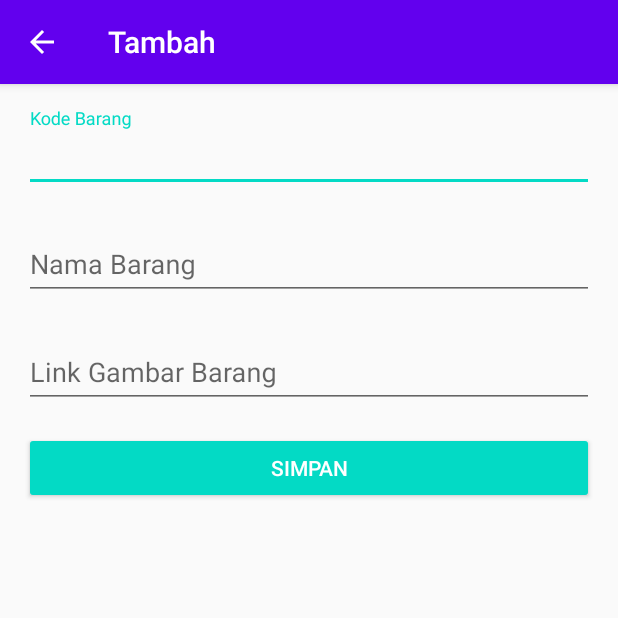
After one commit to Cepukid/tes, an Android app: the TambahBarang screen opened directly, with no data from a screen before it, on a phone screen of 412 x 824 dp, the top half of it. The commit adds this screen. Run offline under Robolectric (Android 15) with nearby library versions, the phone set to English and light mode, and no system bars.

Commit message:
crud barang

```diff
--- a/AplikasiTes/app/build.gradle
+++ b/AplikasiTes/app/build.gradle
@@ -20,6 +20,10 @@ android {
             proguardFiles getDefaultProguardFile('proguard-android-optimize.txt'), 'proguard-rules.pro'
         }
     }
+    compileOptions {
+        sourceCompatibility JavaVersion.VERSION_1_8
+        targetCompatibility JavaVersion.VERSION_1_8
+    }
 }
 
 dependencies {
@@ -28,6 +32,7 @@ dependencies {
     implementation 'androidx.constraintlayout:constraintlayout:2.0.4'
     implementation 'androidx.recyclerview:recyclerview:1.1.0'
     implementation 'androidx.cardview:cardview:1.0.0'
+    implementation 'com.google.android.material:material:1.2.1'
     testImplementation 'junit:junit:4.12'
     androidTestImplementation 'androidx.test.ext:junit:1.1.2'
     androidTestImplementation 'androidx.test.espresso:espresso-core:3.3.0'
--- a/AplikasiTes/app/src/main/AndroidManifest.xml
+++ b/AplikasiTes/app/src/main/AndroidManifest.xml
@@ -9,6 +9,7 @@
         android:roundIcon="@mipmap/ic_launcher_round"
         android:supportsRtl="true"
         android:theme="@style/AppTheme">
+        <activity android:name=".TambahBarang"></activity>
         <activity android:name=".MainActivity">
             <intent-filter>
                 <action android:name="android.intent.action.MAIN" />
--- /dev/null
+++ b/AplikasiTes/app/src/main/java/com/example/aplikasites/TambahBarang.java
@@ -0,0 +1,178 @@
+package com.example.aplikasites;
+
+import androidx.appcompat.app.AlertDialog;
+import androidx.appcompat.app.AppCompatActivity;
+
+import android.content.ContentValues;
+import android.content.Intent;
+import android.os.Bundle;
+import android.text.TextUtils;
+import android.view.Menu;
+import android.view.MenuItem;
+import android.view.View;
+import android.widget.Button;
+import android.widget.EditText;
+import android.widget.Toast;
+
+import com.example.aplikasites.item.barang;
+
+import static com.example.aplikasites.DatabaseContract.BarangColumns.GambarBarang;
+import static com.example.aplikasites.DatabaseContract.BarangColumns.KodeBarang;
+import static com.example.aplikasites.DatabaseContract.BarangColumns.NamaBarang;
+
+public class TambahBarang extends AppCompatActivity implements View.OnClickListener {
+    private EditText edtkode,edtnama, edturlgambar;
+    private boolean isEdit = false;
+    private barang Barang;
+    private int position;
+    private baranghelper barangHelper;
+    public static final String EXTRA_BARANG = "extra_barang";
+    public static final String EXTRA_POSITION = "extra_position";
+    public static final int REQUEST_ADD = 100;
+    public static final int RESULT_ADD = 101;
+    public static final int REQUEST_UPDATE = 200;
+    public static final int RESULT_UPDATE = 201;
+    public static final int RESULT_DELETE = 301;
+    private final int ALERT_DIALOG_CLOSE = 10;
+    private final int ALERT_DIALOG_DELETE = 20;
+
+    @Override
+    protected void onCreate(Bundle savedInstanceState) {
+        super.onCreate(savedInstanceState);
+        setContentView(R.layout.activity_tambah_barang);
+        edtkode = findViewById(R.id.edt_Kode);
+        edtnama = findViewById(R.id.edt_Nama);
+        edturlgambar = findViewById(R.id.edt_Gambar);
+        Button btnSubmit = findViewById(R.id.btn_submit);
+        barangHelper = baranghelper.getInstance(getApplicationContext());
+        barangHelper.open();
+        Barang = getIntent().getParcelableExtra(EXTRA_BARANG);
+        if (Barang != null) {
+            position = getIntent().getIntExtra(EXTRA_POSITION, 0);
+            isEdit = true;
+        } else {
+            Barang = new barang();
+        }
+        String actionBarTitle;
+        String btnTitle;
+        if (isEdit) {
+            actionBarTitle = "Ubah";
+            btnTitle = "Update";
+            if (Barang != null) {
+                edtnama.setText(Barang.getNamabarang());
+                edtkode.setText(Barang.getKodebarang());
+                edturlgambar.setText(Barang.getGambarbarang());
+            }
+        } else {
+            actionBarTitle = "Tambah";
+            btnTitle = "Simpan";
+        }
+        if (getSupportActionBar() != null) {
+            getSupportActionBar().setTitle(actionBarTitle);
+            getSupportActionBar().setDisplayHomeAsUpEnabled(true);
+        }
+        btnSubmit.setText(btnTitle);
+        btnSubmit.setOnClickListener(this);
+    }
+
+    @Override
+    public void onClick(View view) {
+        if (view.getId() == R.id.btn_submit) {
+            String nama = edtnama.getText().toString().trim();
+            String kode = edtkode.getText().toString().trim();
+            String urlgambar = edturlgambar.getText().toString().trim();
+            if (TextUtils.isEmpty(nama)) {
+                edtnama.setError("Field can not be blank");
+                return;
+            }
+            if (TextUtils.isEmpty(kode)) {
+                edtkode.setError("Field can not be blank");
+                return;
+            }
+            Barang.setNamabarang(nama);
+            Barang.setKodebarang(kode);
+            Barang.setGambarbarang(urlgambar);
+            Intent intent = new Intent();
+            intent.putExtra(EXTRA_BARANG, Barang);
+            intent.putExtra(EXTRA_POSITION, position);
+
+            ContentValues values = new ContentValues();
+            values.put(KodeBarang, kode);
+            values.put(NamaBarang, nama);
+            values.put(GambarBarang, urlgambar);
+            if (isEdit) {
+                long result = baranghelper.updatebarang(String.valueOf(Barang.getId()), values);
+                if (result > 0) {
+                    setResult(RESULT_UPDATE, intent);
+                    finish();
+                } else {
+                    Toast.makeText(TambahBarang.this, "Gagal mengupdate data", Toast.LENGTH_SHORT).show();
+                }
+            } else {
+                long result = baranghelper.insertbarang(values);
+                if (result > 0) {
+                    Barang.setId((int) result);
+                    setResult(RESULT_ADD, intent);
+                    finish();
+                } else {
+                    Toast.makeText(TambahBarang.this, "Gagal menambah data", Toast.LENGTH_SHORT).show();
+                }
+            }
+        }
+    }
+    @Override
+    public boolean onCreateOptionsMenu(Menu menu) {
+        if (isEdit) {
+            getMenuInflater().inflate(R.menu.menu, menu);
+        }
+        return super.onCreateOptionsMenu(menu);
+    }
+    @Override
+    public boolean onOptionsItemSelected(MenuItem item) {
+        int id = item.getItemId();
+        if (id == R.id.action_delete) {
+            showAlertDialog(ALERT_DIALOG_DELETE);
+        } else if (id == android.R.id.home) {
+            showAlertDialog(ALERT_DIALOG_CLOSE);
+        }
+        return super.onOptionsItemSelected(item);
+    }
+    @Override
+    public void onBackPressed() {
+        showAlertDialog(ALERT_DIALOG_CLOSE);
+    }
+    private void showAlertDialog(int type) {
+        final boolean isDialogClose = type == ALERT_DIALOG_CLOSE;
+        String dialogTitle, dialogMessage;
+        if (isDialogClose) {
+            dialogTitle = "Batal";
+            dialogMessage = "Apakah anda ingin membatalkan perubahan pada form?";
+        } else {
+            dialogMessage = "Apakah anda yakin ingin menghapus item ini?";
+            dialogTitle = "Hapus Barang";
+        }
+        AlertDialog.Builder alertDialogBuilder = new AlertDialog.Builder(this);
+        alertDialogBuilder.setTitle(dialogTitle);
+        alertDialogBuilder
+                .setMessage(dialogMessage)
+                .setCancelable(false)
+                .setPositiveButton("Ya", (dialog, id) -> {
+                    if (isDialogClose) {
+                        finish();
+                    } else {
+                        long result = baranghelper.deletebarangById(String.valueOf(Barang.getId()));
+                        if (result > 0) {
+                            Intent intent = new Intent();
+                            intent.putExtra(EXTRA_POSITION, position);
+                            setResult(RESULT_DELETE, intent);
+                            finish();
+                        } else {
+                            Toast.makeText(TambahBarang.this, "Gagal menghapus data", Toast.LENGTH_SHORT).show();
+                        }
+                    }
+                })
+                .setNegativeButton("Tidak", (dialog, id) -> dialog.cancel());
+        AlertDialog alertDialog = alertDialogBuilder.create();
+        alertDialog.show();
+    }
+}
--- a/AplikasiTes/app/src/main/java/com/example/aplikasites/baranghelper.java
+++ b/AplikasiTes/app/src/main/java/com/example/aplikasites/baranghelper.java
@@ -54,19 +54,19 @@ public class baranghelper {
                 null,
                 _ID + " ASC");
     }
-    public long insertbarang(ContentValues values) {
+    public static long insertbarang(ContentValues values) {
         return database.insert(DATABASE_Barang, null, values);
     }
     public long insertstok(ContentValues values) {
         return database.insert(DATABASE_Stok, null, values);
     }
-    public int updatebarang(String id, ContentValues values) {
+    public static int updatebarang(String id, ContentValues values) {
         return database.update(DATABASE_Barang, values, _ID + " = ?", new String[]{id});
     }
     public int updatestok(String id, ContentValues values) {
         return database.update(DATABASE_Stok, values, _ID + " = ?", new String[]{id});
     }
-    public int deletebarangById(String id) {
+    public static int deletebarangById(String id) {
         return database.delete(DATABASE_Barang, _ID + " = ?", new String[]{id});
     }
     public int deletestokById(String id) {
--- /dev/null
+++ b/AplikasiTes/app/src/main/res/drawable/ic_delete.xml
@@ -0,0 +1,10 @@
+<vector xmlns:android="http://schemas.android.com/apk/res/android"
+    android:width="24dp"
+    android:height="24dp"
+    android:viewportWidth="24"
+    android:viewportHeight="24"
+    android:tint="?attr/colorControlNormal">
+  <path
+      android:fillColor="@android:color/white"
+      android:pathData="M6,19c0,1.1 0.9,2 2,2h8c1.1,0 2,-0.9 2,-2V7H6v12zM19,4h-3.5l-1,-1h-5l-1,1H5v2h14V4z"/>
+</vector>
--- a/AplikasiTes/app/src/main/res/layout/activity_main.xml
+++ b/AplikasiTes/app/src/main/res/layout/activity_main.xml
@@ -12,7 +12,7 @@
         android:layout_height="wrap_content"
         android:text="tambah data"
         android:layout_margin="16dp"
-        android:id="@+id/fab_add"/>
+        android:id="@+id/tambahbarang"/>
 
     <androidx.recyclerview.widget.RecyclerView
         android:id="@+id/rv_notes"
--- /dev/null
+++ b/AplikasiTes/app/src/main/res/layout/activity_tambah_barang.xml
@@ -0,0 +1,52 @@
+<?xml version="1.0" encoding="utf-8"?>
+<LinearLayout xmlns:android="http://schemas.android.com/apk/res/android"
+    xmlns:app="http://schemas.android.com/apk/res-auto"
+    xmlns:tools="http://schemas.android.com/tools"
+    android:layout_width="match_parent"
+    android:layout_height="match_parent"
+    android:orientation="vertical"
+    android:padding="16dp"
+    tools:context=".TambahBarang">
+    <com.google.android.material.textfield.TextInputLayout
+        android:layout_width="match_parent"
+        android:layout_height="wrap_content"
+        android:layout_marginBottom="16dp">
+        <EditText
+            android:id="@+id/edt_Kode"
+            android:layout_width="match_parent"
+            android:layout_height="wrap_content"
+            android:hint="Kode Barang"
+            android:inputType="textCapSentences"
+            android:maxLines="1" />
+    </com.google.android.material.textfield.TextInputLayout>
+    <com.google.android.material.textfield.TextInputLayout
+        android:layout_width="match_parent"
+        android:layout_height="wrap_content"
+        android:layout_marginBottom="16dp">
+        <EditText
+            android:id="@+id/edt_Nama"
+            android:layout_width="match_parent"
+            android:layout_height="wrap_content"
+            android:hint="Nama Barang"
+            android:inputType="textCapSentences"
+            android:maxLines="1" />
+    </com.google.android.material.textfield.TextInputLayout>
+    <com.google.android.material.textfield.TextInputLayout
+        android:layout_width="match_parent"
+        android:layout_height="wrap_content"
+        android:layout_marginBottom="16dp">
+        <EditText
+            android:id="@+id/edt_Gambar"
+            android:layout_width="match_parent"
+            android:layout_height="wrap_content"
+            android:hint="Link Gambar Barang"
+            android:inputType="textCapSentences"
+            android:maxLines="1" />
+    </com.google.android.material.textfield.TextInputLayout>
+    <Button
+        android:id="@+id/btn_submit"
+        style="@style/Base.Widget.AppCompat.Button.Colored"
+        android:layout_width="match_parent"
+        android:layout_height="wrap_content"
+        android:text="Tambah" />
+</LinearLayout>
--- /dev/null
+++ b/AplikasiTes/app/src/main/res/menu/menu.xml
@@ -0,0 +1,9 @@
+<?xml version="1.0" encoding="utf-8"?>
+<menu xmlns:android="http://schemas.android.com/apk/res/android"
+    xmlns:app="http://schemas.android.com/apk/res-auto">
+    <item
+        android:id="@+id/action_delete"
+        android:icon="@drawable/ic_delete"
+        android:title="Hapus"
+        app:showAsAction="always" />
+</menu>
```
Also changed, not shown: AplikasiTes/app/src/main/java/com/example/aplikasites/AdapterBarang.java (+13 -10 lines), AplikasiTes/app/src/main/java/com/example/aplikasites/MainActivity.java (+53 -1 lines), AplikasiTes/app/src/main/java/com/example/aplikasites/item/barang.java (+36 -1 lines), 1 other file.
